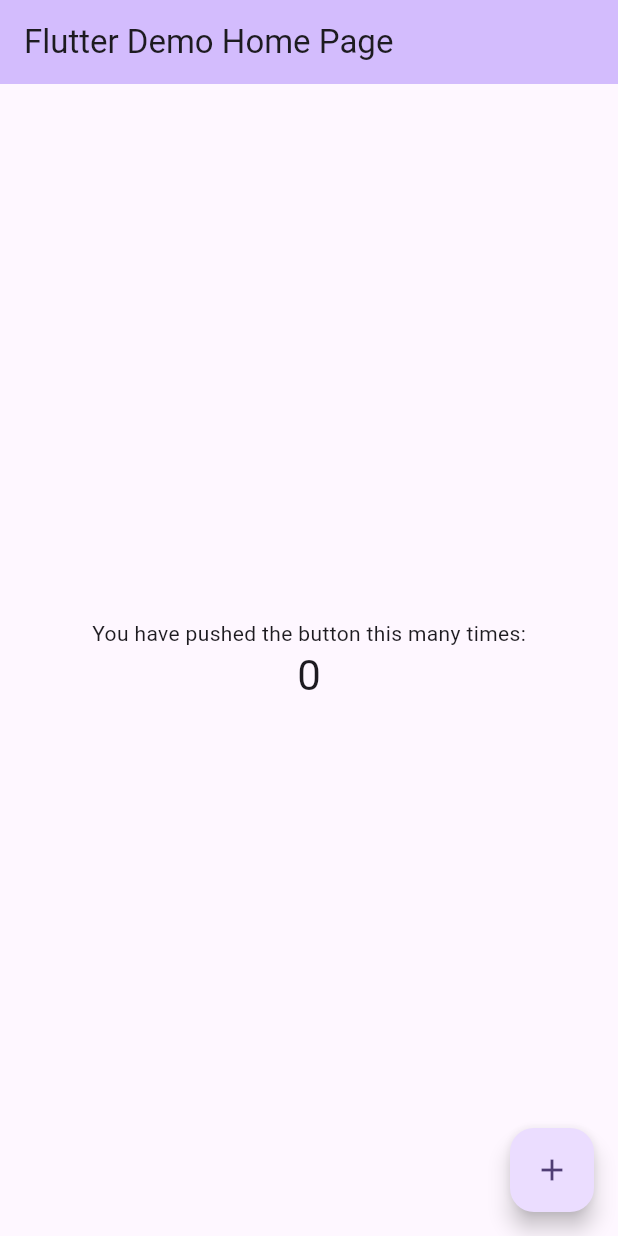
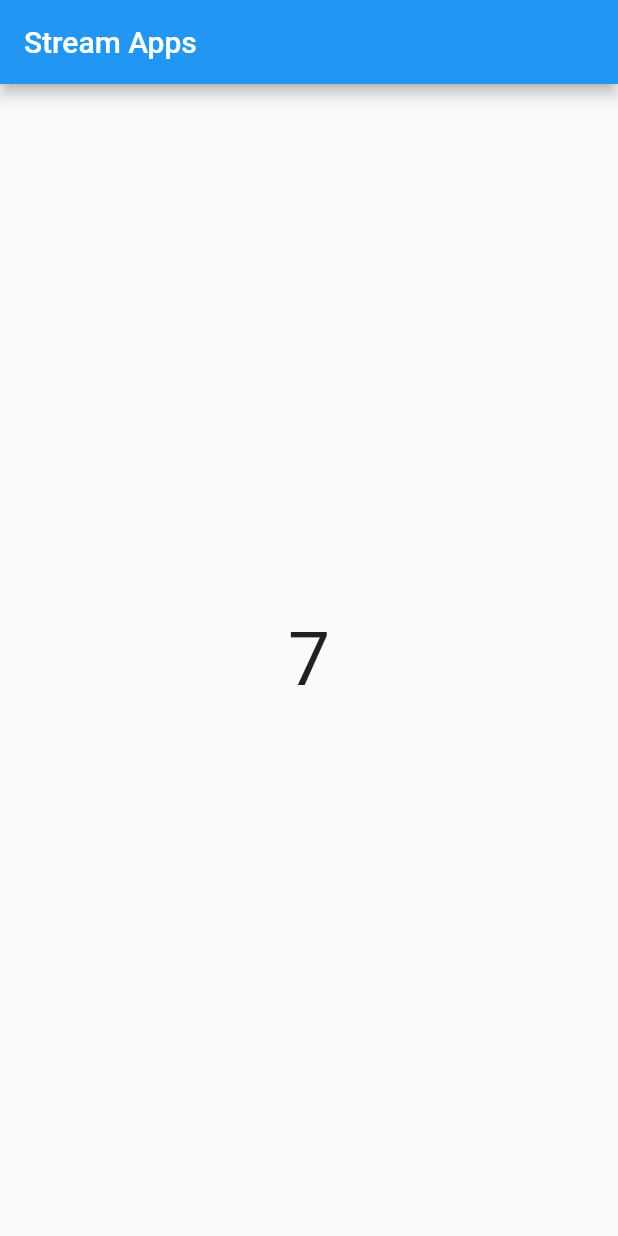
Before and after one commit to Lavina-23/bloc, a Flutter app: the screen it shows after launch, on a phone screen of 412 x 824 dp. Run offline on Flutter 3.47's test engine with Material 2 defaults, Android fonts, the phone set to English and light mode, and no system bars.

Commit message:
1. Stream

```diff
--- a/lib/main.dart
+++ b/lib/main.dart
@@ -7,119 +7,55 @@ void main() {
 class MyApp extends StatelessWidget {
   const MyApp({super.key});
 
-  // This widget is the root of your application.
   @override
   Widget build(BuildContext context) {
-    return MaterialApp(
-      title: 'Flutter Demo',
-      theme: ThemeData(
-        // This is the theme of your application.
-        //
-        // TRY THIS: Try running your application with "flutter run". You'll see
-        // the application has a blue toolbar. Then, without quitting the app,
-        // try changing the seedColor in the colorScheme below to Colors.green
-        // and then invoke "hot reload" (save your changes or press the "hot
-        // reload" button in a Flutter-supported IDE, or press "r" if you used
-        // the command line to start the app).
-        //
-        // Notice that the counter didn't reset back to zero; the application
-        // state is not lost during the reload. To reset the state, use hot
-        // restart instead.
-        //
-        // This works for code too, not just values: Most code changes can be
-        // tested with just a hot reload.
-        colorScheme: ColorScheme.fromSeed(seedColor: Colors.deepPurple),
-        useMaterial3: true,
-      ),
-      home: const MyHomePage(title: 'Flutter Demo Home Page'),
+    return const MaterialApp(
+      home: HomePage(),
     );
   }
 }
 
-class MyHomePage extends StatefulWidget {
-  const MyHomePage({super.key, required this.title});
+class HomePage extends StatelessWidget {
+  const HomePage({super.key});
 
-  // This widget is the home page of your application. It is stateful, meaning
-  // that it has a State object (defined below) that contains fields that affect
-  // how it looks.
-
-  // This class is the configuration for the state. It holds the values (in this
-  // case the title) provided by the parent (in this case the App widget) and
-  // used by the build method of the State. Fields in a Widget subclass are
-  // always marked "final".
-
-  final String title;
-
-  @override
-  State<MyHomePage> createState() => _MyHomePageState();
-}
-
-class _MyHomePageState extends State<MyHomePage> {
-  int _counter = 0;
-
-  void _incrementCounter() {
-    setState(() {
-      // This call to setState tells the Flutter framework that something has
-      // changed in this State, which causes it to rerun the build method below
-      // so that the display can reflect the updated values. If we changed
-      // _counter without calling setState(), then the build method would not be
-      // called again, and so nothing would appear to happen.
-      _counter++;
-    });
+  Stream<int> countStream() async* {
+    for (int i = 1; i <= 10; i++) {
+      await Future.delayed(const Duration(seconds: 1));
+      yield i;
+    }
   }
 
   @override
   Widget build(BuildContext context) {
-    // This method is rerun every time setState is called, for instance as done
-    // by the _incrementCounter method above.
-    //
-    // The Flutter framework has been optimized to make rerunning build methods
-    // fast, so that you can just rebuild anything that needs updating rather
-    // than having to individually change instances of widgets.
+    print("REBUILD");
     return Scaffold(
       appBar: AppBar(
-        // TRY THIS: Try changing the color here to a specific color (to
-        // Colors.amber, perhaps?) and trigger a hot reload to see the AppBar
-        // change color while the other colors stay the same.
-        backgroundColor: Theme.of(context).colorScheme.inversePrimary,
-        // Here we take the value from the MyHomePage object that was created by
-        // the App.build method, and use it to set our appbar title.
-        title: Text(widget.title),
+        title: const Text("Stream Apps"),
       ),
-      body: Center(
-        // Center is a layout widget. It takes a single child and positions it
-        // in the middle of the parent.
-        child: Column(
-          // Column is also a layout widget. It takes a list of children and
-          // arranges them vertically. By default, it sizes itself to fit its
-          // children horizontally, and tries to be as tall as its parent.
-          //
-          // Column has various properties to control how it sizes itself and
-          // how it positions its children. Here we use mainAxisAlignment to
-          // center the children vertically; the main axis here is the vertical
-          // axis because Columns are vertical (the cross axis would be
-          // horizontal).
-          //
-          // TRY THIS: Invoke "debug painting" (choose the "Toggle Debug Paint"
-          // action in the IDE, or press "p" in the console), to see the
-          // wireframe for each widget.
-          mainAxisAlignment: MainAxisAlignment.center,
-          children: <Widget>[
-            const Text(
-              'You have pushed the button this many times:',
-            ),
-            Text(
-              '$_counter',
-              style: Theme.of(context).textTheme.headlineMedium,
-            ),
-          ],
-        ),
+      body: StreamBuilder(
+        stream: countStream(),
+        builder: (context, snapshot) {
+          if (snapshot.connectionState == ConnectionState.waiting) {
+            return const Center(
+              child: Text(
+                "Loading...",
+                style: TextStyle(
+                  fontSize: 50,
+                ),
+              ),
+            );
+          } else {
+            return Center(
+              child: Text(
+                "${snapshot.data}",
+                style: const TextStyle(
+                  fontSize: 50
+                ),
+              ),
+            );
+          }
+        },
       ),
-      floatingActionButton: FloatingActionButton(
-        onPressed: _incrementCounter,
-        tooltip: 'Increment',
-        child: const Icon(Icons.add),
-      ), // This trailing comma makes auto-formatting nicer for build methods.
     );
   }
 }
```
